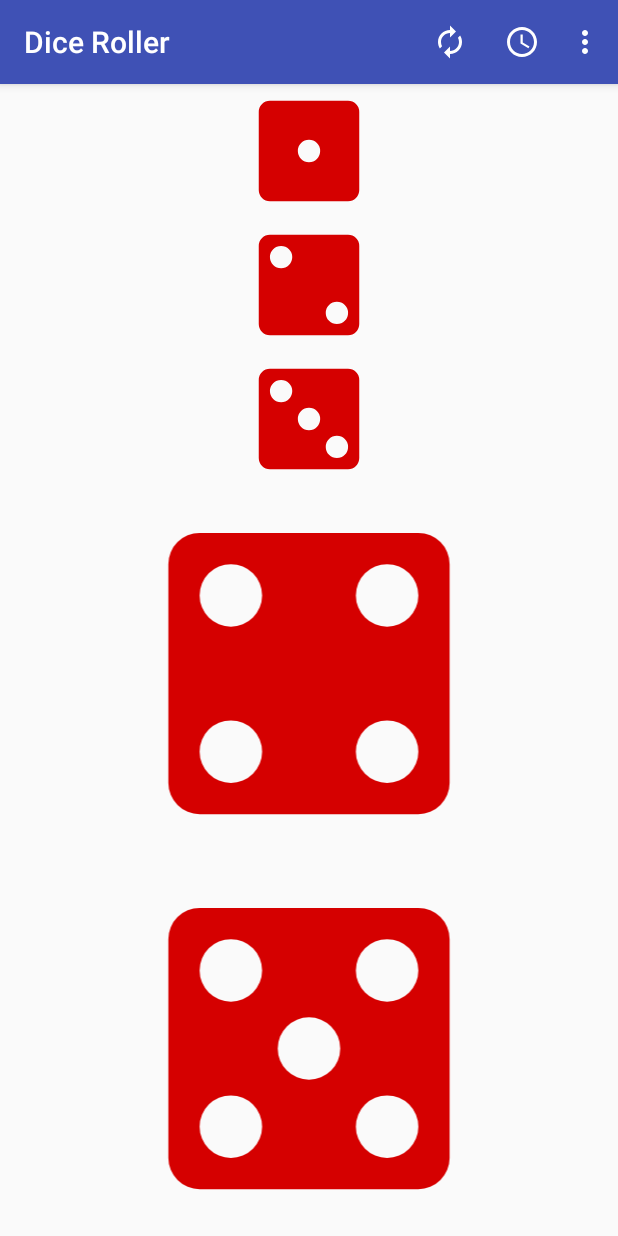
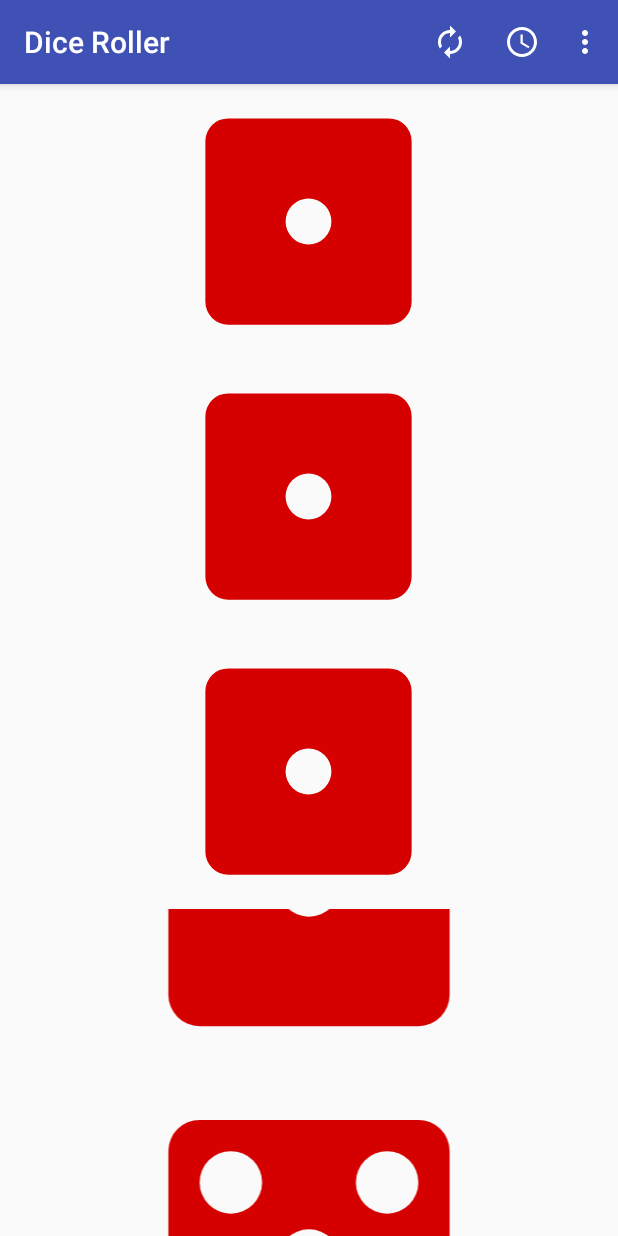
Before and after one commit to yasean123/Mobile-App, an Android app: the screen it shows after launch (MainActivity), on a phone screen of 412 x 824 dp. Run offline under Robolectric (Android 15) with nearby library versions, the phone set to English and light mode, and no system bars.

Commit message:
I updated the activiy_main to have viewflipper

```diff
--- a/app/src/main/java/com/zybook/diceroller/MainActivity.java
+++ b/app/src/main/java/com/zybook/diceroller/MainActivity.java
@@ -21,6 +21,7 @@ import android.view.MotionEvent;
 import android.view.View;
 import android.widget.ImageView;
 import android.widget.LinearLayout;
+import android.widget.ViewFlipper;
 
 import androidx.annotation.Nullable;
 import androidx.appcompat.app.AppCompatActivity;
@@ -43,6 +44,7 @@ public class MainActivity extends AppCompatActivity
     public LinearLayout dice3Layout;
     public LinearLayout dice4Layout;
     public LinearLayout dice5Layout;
+    public ViewFlipper mViewFlipper;
 
 
     @Override
@@ -67,8 +69,10 @@ public class MainActivity extends AppCompatActivity
         mDiceImageViews[3] = findViewById(R.id.dice4);
         mDiceImageViews[4] = findViewById(R.id.dice5);
         dice3Layout = findViewById(R.id.dice3Layout);
-//        dice4Layout = findViewById(R.id.dice4Layout);
-//        dice5Layout = findViewById(R.id.dice5Layout);
+        dice4Layout = findViewById(R.id.dice4Layout);
+        dice5Layout = findViewById(R.id.dice5Layout);
+        mViewFlipper = findViewById(R.id.view_flipper);
+
         // All dice are initially visible
         mVisibleDice = MAX_DICE;
         // getDiceColor(R.color.colorDice);
@@ -310,24 +314,20 @@ public class MainActivity extends AppCompatActivity
     }
 
     public void onUpdateDice(int num) {
-//        switch (num) {
-//            case 1:
-//                dice3Layout.setVisibility(View.VISIBLE);
-//                dice4Layout.setVisibility(View.GONE);
-//                dice5Layout.setVisibility(View.GONE);
-//                break;
-//            case 2:
-//                dice3Layout.setVisibility(View.GONE);
-//                dice4Layout.setVisibility(View.VISIBLE);
-//                dice5Layout.setVisibility(View.GONE);
-//                break;
-//            case 3:
-//                dice3Layout.setVisibility(View.GONE);
-//                dice4Layout.setVisibility(View.GONE);
-//                dice5Layout.setVisibility(View.VISIBLE);
-//                break;
-//
-//        }
+        switch (num) {
+            case 1:
+                mViewFlipper.startFlipping();
+                break;
+            case 2:
+                mViewFlipper.startFlipping();
+                break;
+            case 3:
+                dice3Layout.setVisibility(View.GONE);
+                dice4Layout.setVisibility(View.GONE);
+                dice5Layout.setVisibility(View.VISIBLE);
+                break;
+
+        }
     }
 
 }
--- a/app/src/main/res/layout/activity_main.xml
+++ b/app/src/main/res/layout/activity_main.xml
@@ -6,6 +6,13 @@
     android:layout_height="match_parent"
     android:gravity="center"
     tools:context="com.zybooks.diceroller.MainActivity">
+
+    <ViewFlipper
+        android:id="@+id/view_flipper"
+        android:layout_width="fill_parent"
+        android:layout_height="fill_parent">
+
+
 
         <LinearLayout
             android:id="@+id/dice3Layout"
@@ -40,146 +47,135 @@
             android:tint="@color/colorDice"
             android:src="@drawable/dice_1" />
 
-
-
-            <ImageView
-                android:id="@+id/dice4"
-                android:layout_width="match_parent"
-                android:layout_height="250dp"
-                android:contentDescription="@string/dice_one"
-                android:src="@drawable/dice_1"
-                android:tint="@color/colorDice" />
-
-            <ImageView
-                android:id="@+id/dice5"
-                android:layout_width="match_parent"
-                android:layout_height="250dp"
-                android:contentDescription="@string/dice_one"
-                android:src="@drawable/dice_1"
-                android:tint="@color/colorDice" />
-
         </LinearLayout>
 
 
 <!--        // THIS IS START OF 4 LAYOUT-->
-<!--        <LinearLayout-->
-<!--            android:id="@+id/dice4Layout"-->
-<!--            android:layout_width="match_parent"-->
-<!--            android:layout_height="match_parent"-->
-<!--            android:gravity="center"-->
-<!--            android:orientation="vertical">-->
+        <LinearLayout
+            android:id="@+id/dice4Layout"
+            android:layout_width="match_parent"
+            android:layout_height="match_parent"
+            android:gravity="center"
+            android:orientation="vertical">
 
-<!--            <LinearLayout-->
-<!--                android:layout_width="match_parent"-->
-<!--                android:layout_height="350dp"-->
-<!--                android:gravity="center"-->
-<!--                android:orientation="horizontal">-->
+            <LinearLayout
+                android:layout_width="match_parent"
+                android:layout_height="350dp"
+                android:gravity="center"
+                android:orientation="horizontal">
 
-<!--                <ImageView-->
-<!--                    android:id="@+id/dice1"-->
-<!--                    android:layout_width="match_parent"-->
-<!--                    android:layout_height="150dp"-->
-<!--                    android:layout_weight="1"-->
-<!--                    android:contentDescription="@string/dice_one"-->
-<!--                    android:tint="@color/colorDice"-->
-<!--                    android:src="@drawable/dice_1" />-->
+                <ImageView
+                    android:id="@+id/dice1"
+                    android:layout_width="match_parent"
+                    android:layout_height="150dp"
+                    android:layout_weight="1"
+                    android:contentDescription="@string/dice_one"
+                    android:tint="@color/colorDice"
+                    android:src="@drawable/dice_1" />
 
-<!--                <ImageView-->
-<!--                    android:id="@+id/dice2"-->
-<!--                    android:layout_width="match_parent"-->
-<!--                    android:layout_height="150dp"-->
-<!--                    android:layout_weight="1"-->
-<!--                    android:contentDescription="@string/dice_one"-->
-<!--                    android:tint="@color/colorDice"-->
-<!--                    android:src="@drawable/dice_1" />-->
-<!--            </LinearLayout>-->
+                <ImageView
+                    android:id="@+id/dice2"
+                    android:layout_width="match_parent"
+                    android:layout_height="150dp"
+                    android:layout_weight="1"
+                    android:contentDescription="@string/dice_one"
+                    android:tint="@color/colorDice"
+                    android:src="@drawable/dice_1" />
+            </LinearLayout>
 
-<!--            <LinearLayout-->
-<!--                android:layout_width="match_parent"-->
-<!--                android:layout_height="match_parent"-->
-<!--                android:gravity="center"-->
-<!--                android:orientation="horizontal">-->
+            <LinearLayout
+                android:layout_width="match_parent"
+                android:layout_height="match_parent"
+                android:gravity="center"
+                android:orientation="horizontal">
 
-<!--                <ImageView-->
-<!--                    android:id="@+id/dice3"-->
-<!--                    android:layout_width="match_parent"-->
-<!--                    android:layout_height="150dp"-->
-<!--                    android:layout_weight="1"-->
-<!--                    android:contentDescription="@string/dice_one"-->
-<!--                    android:tint="@color/colorDice"-->
-<!--                    android:src="@drawable/dice_1" />-->
+                <ImageView
+                    android:id="@+id/dice3"
+                    android:layout_width="match_parent"
+                    android:layout_height="150dp"
+                    android:layout_weight="1"
+                    android:contentDescription="@string/dice_one"
+                    android:tint="@color/colorDice"
+                    android:src="@drawable/dice_1" />
 
-<!--                <ImageView-->
-<!--                    android:id="@+id/dice4"-->
-<!--                    android:layout_width="match_parent"-->
-<!--                    android:layout_height="150dp"-->
-<!--                    android:layout_weight="1"-->
-<!--                    android:contentDescription="@string/dice_one"-->
-<!--                    android:tint="@color/colorDice"-->
-<!--                    android:src="@drawable/dice_1" />-->
-<!--            </LinearLayout>-->
-<!--        </LinearLayout>-->
+                <ImageView
+                    android:id="@+id/dice4"
+                    android:layout_width="match_parent"
+                    android:layout_height="150dp"
+                    android:layout_weight="1"
+                    android:contentDescription="@string/dice_one"
+                    android:tint="@color/colorDice"
+                    android:src="@drawable/dice_1" />
+            </LinearLayout>
+        </LinearLayout>
 <!--    // THIS IS END OF 4 LAYOUT-->
 
-<!--    <LinearLayout-->
-<!--        android:id="@+id/dice5Layout"-->
-<!--        android:layout_width="250dp"-->
-<!--        android:layout_height="550dp"-->
-<!--        android:gravity="center"-->
-<!--        android:orientation="vertical">-->
+        <LinearLayout
+            android:id="@+id/dice5Layout"
+            android:layout_width="match_parent"
+            android:layout_height="match_parent"
+            android:gravity="center"
+            android:orientation="vertical">
+
+                <LinearLayout
+                    android:layout_width="250dp"
+                    android:layout_height="550dp"
+                    android:gravity="center"
+                    android:orientation="vertical">
+
+                <ImageView
+                    android:id="@+id/dice1"
+                    android:layout_width="match_parent"
+                    android:layout_height="150dp"
+                    android:layout_weight="1"
+                    android:contentDescription="@string/dice_one"
+                    android:src="@drawable/dice_1"
+                    android:tint="@color/colorDice" />
+
+                <ImageView
+                    android:id="@+id/dice2"
+                    android:layout_width="match_parent"
+                    android:layout_height="150dp"
+                    android:layout_weight="1"
+                    android:contentDescription="@string/dice_one"
+                    android:src="@drawable/dice_1"
+                    android:tint="@color/colorDice" />
+
+                <ImageView
+                    android:id="@+id/dice3"
+                    android:layout_width="match_parent"
+                    android:layout_height="150dp"
+                    android:layout_weight="1"
+                    android:contentDescription="@string/dice_one"
+                    android:src="@drawable/dice_1"
+                    android:tint="@color/colorDice" />
+
+            </LinearLayout>
 
 
-<!--        <ImageView-->
-<!--            android:id="@+id/dice1"-->
-<!--            android:layout_width="match_parent"-->
-<!--            android:layout_height="150dp"-->
-<!--            android:layout_weight="1"-->
-<!--            android:contentDescription="@string/dice_one"-->
-<!--            android:src="@drawable/dice_1"-->
-<!--            android:tint="@color/colorDice" />-->
-
-<!--        <ImageView-->
-<!--            android:id="@+id/dice2"-->
-<!--            android:layout_width="match_parent"-->
-<!--            android:layout_height="150dp"-->
-<!--            android:layout_weight="1"-->
-<!--            android:contentDescription="@string/dice_one"-->
-<!--            android:src="@drawable/dice_1"-->
-<!--            android:tint="@color/colorDice" />-->
-
-<!--        <ImageView-->
-<!--            android:id="@+id/dice3"-->
-<!--            android:layout_width="match_parent"-->
-<!--            android:layout_height="150dp"-->
-<!--            android:layout_weight="1"-->
-<!--            android:contentDescription="@string/dice_one"-->
-<!--            android:src="@drawable/dice_1"-->
-<!--            android:tint="@color/colorDice" />-->
-
-<!--    </LinearLayout>-->
+            <LinearLayout
+                android:layout_width="match_parent"
+                android:layout_height="match_parent"
+                android:gravity="center"
+                android:orientation="vertical">
 
 
-<!--    <LinearLayout-->
-<!--        android:layout_width="match_parent"-->
-<!--        android:layout_height="match_parent"-->
-<!--        android:gravity="center"-->
-<!--        android:orientation="vertical">-->
+                <ImageView
+                    android:id="@+id/dice4"
+                    android:layout_width="match_parent"
+                    android:layout_height="250dp"
+                    android:contentDescription="@string/dice_one"
+                    android:src="@drawable/dice_1"
+                    android:tint="@color/colorDice" />
 
-
-<!--        <ImageView-->
-<!--            android:id="@+id/dice4"-->
-<!--            android:layout_width="match_parent"-->
-<!--            android:layout_height="250dp"-->
-<!--            android:contentDescription="@string/dice_one"-->
-<!--            android:src="@drawable/dice_1"-->
-<!--            android:tint="@color/colorDice" />-->
-
-<!--        <ImageView-->
-<!--            android:id="@+id/dice5"-->
-<!--            android:layout_width="match_parent"-->
-<!--            android:layout_height="250dp"-->
-<!--            android:contentDescription="@string/dice_one"-->
-<!--            android:src="@drawable/dice_1"-->
-<!--            android:tint="@color/colorDice" />-->
-<!--    </LinearLayout>-->
+                <ImageView
+                    android:id="@+id/dice5"
+                    android:layout_width="match_parent"
+                    android:layout_height="250dp"
+                    android:contentDescription="@string/dice_one"
+                    android:src="@drawable/dice_1"
+                    android:tint="@color/colorDice" />
+            </LinearLayout>
+        </LinearLayout>
+    </ViewFlipper>
 </LinearLayout>
```
